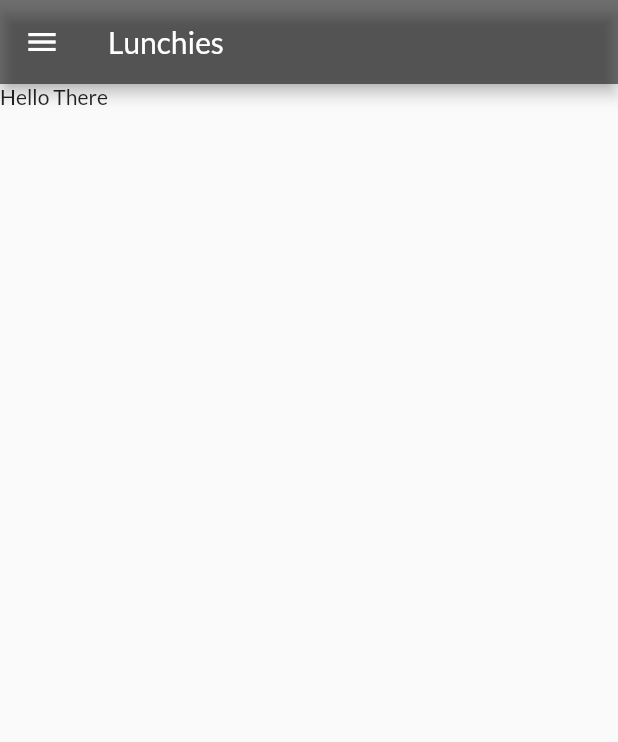
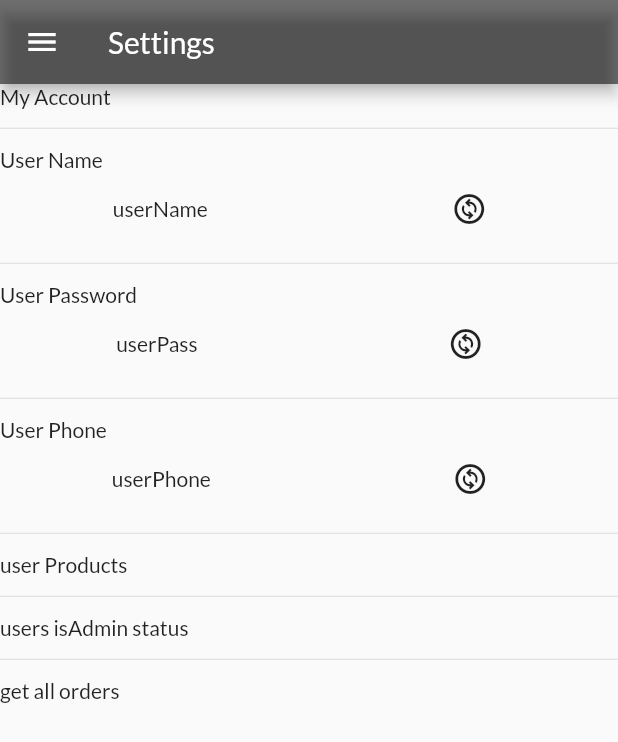
Before and after one commit to RoyAvidar/Flutter_Nestjs, a Flutter app: the SettingsScreen screen opened by its route, on a phone screen of 412 x 824 dp. Shown: the top 742 px of the screen. Run offline on Flutter 3.47's test engine with Material 2 defaults, Android fonts, the phone set to English and light mode, and no system bars; our stand-ins replace graphql_flutter, shared_preferences; missing offline and left inert: dart:ffi; accounts and stored records are empty.

Commit message:
few changes

```diff
--- a/lib/providers/orders.dart
+++ b/lib/providers/orders.dart
@@ -32,7 +32,10 @@ const userOrdersGraphql = """
         orderPrice,
         createdAt,
         products {
-          productId
+          productId,
+          productName,
+          productPrice,
+          productDesc
         }
       }
     }
@@ -65,18 +68,18 @@ class OrdersProvider with ChangeNotifier {
     return _orders;
   }
 
-  // Future<List<Order>> getUserOrders(String userId) async {
-  //   QueryOptions queryOptions = QueryOptions(document: gql(userOrdersGraphql));
-  //   QueryResult result = await GraphQLConfig.client.query(queryOptions);
-  //   if (result.hasException) {
-  //     print(result.exception);
-  //   }
-  //   _orders = (result.data?['orders'].map<Order>((ord) => Order.fromJson(ord)))
-  //       .toList();
-  //   print(_orders);
-  //   notifyListeners();
-  //   return _orders;
-  // }
+  Future<List<Order>> getUserOrders(String userId) async {
+    QueryOptions queryOptions = QueryOptions(document: gql(userOrdersGraphql));
+    QueryResult result = await GraphQLConfig.client.query(queryOptions);
+    if (result.hasException) {
+      print(result.exception);
+    }
+    _orders = (result.data?['orders'].map<Order>((ord) => Order.fromJson(ord)))
+        .toList();
+    print(_orders);
+    notifyListeners();
+    return _orders;
+  }
 
   //add all the content of the cart into the order.
   void addOrder(
--- a/lib/screens/settings_screen.dart
+++ b/lib/screens/settings_screen.dart
@@ -2,19 +2,95 @@ import 'package:flutter/material.dart';
 import 'package:flutter_main/widgets/app_drawer.dart';
 
 class SettingsScreen extends StatelessWidget {
-  const SettingsScreen({Key? key}) : super(key: key);
   static const routeName = '/settings';
+  final bool isAdmin = true;
 
   @override
   Widget build(BuildContext context) {
+    final deviceSize = MediaQuery.of(context).size;
     return Scaffold(
       appBar: AppBar(
-        title: const Text('Lunchies'),
+        title: const Text('Settings'),
       ),
       drawer: AppDrawer(),
-      body: Container(
-        child: Text(
-          "Hello There",
+      body: SingleChildScrollView(
+        child: Container(
+          height: deviceSize.height,
+          width: deviceSize.width,
+          child: Column(
+            crossAxisAlignment: CrossAxisAlignment.stretch,
+            children: [
+              Text("My Account"),
+              Divider(
+                height: 25,
+              ),
+              Text("User Name"),
+              Container(
+                child: Row(
+                  mainAxisAlignment: MainAxisAlignment.spaceAround,
+                  children: [
+                    Text("userName"),
+                    IconButton(
+                      onPressed: () {},
+                      icon: Icon(Icons.change_circle_outlined),
+                    ),
+                  ],
+                ),
+              ),
+              Divider(
+                height: 25,
+              ),
+              Text("User Password"),
+              Container(
+                child: Row(
+                  mainAxisAlignment: MainAxisAlignment.spaceAround,
+                  children: [
+                    Text("userPass"),
+                    IconButton(
+                      onPressed: () {},
+                      icon: Icon(Icons.change_circle_outlined),
+                    ),
+                  ],
+                ),
+              ),
+              Divider(
+                height: 25,
+              ),
+              Text("User Phone"),
+              Container(
+                child: Row(
+                  mainAxisAlignment: MainAxisAlignment.spaceAround,
+                  children: [
+                    Text("userPhone"),
+                    IconButton(
+                      onPressed: () {},
+                      icon: Icon(Icons.change_circle_outlined),
+                    ),
+                  ],
+                ),
+              ),
+              Divider(
+                height: 25,
+              ),
+              if (isAdmin)
+                Column(
+                  crossAxisAlignment: CrossAxisAlignment.stretch,
+                  children: [
+                    Text("user Products"),
+                    Divider(
+                      height: 25,
+                    ),
+                    //List of users that isAdmin = ture and the ability to change it.
+                    Text("users isAdmin status"),
+                    Divider(
+                      height: 25,
+                    ),
+                    //regular user should only get hes own orders.
+                    Text("get all orders")
+                  ],
+                ),
+            ],
+          ),
         ),
       ),
     );
```
